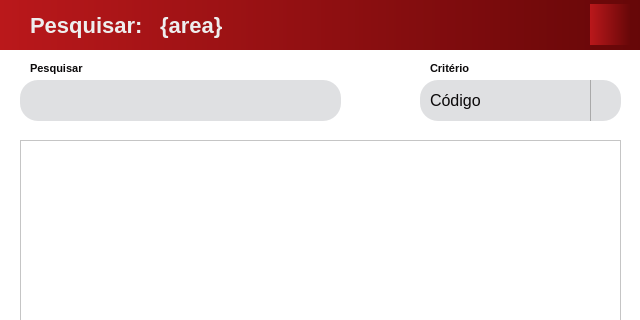
Old version of the form src/qt/ui/search_window.ui in the repository eliezermoraesss/eureka_app_pyqt5_project_v2; both pictures show x 0 to 640 and y 0 to 320 of the 640 by 600 pixel window.
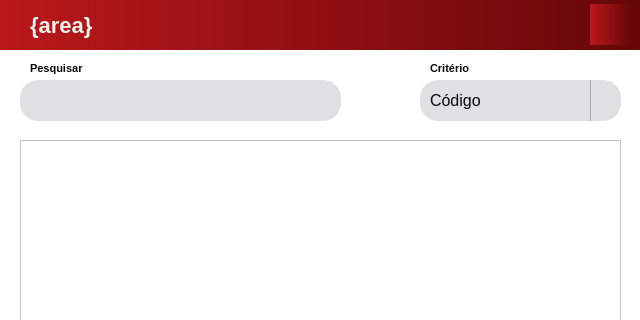
New version of the form. Icons and pictures are not drawn.

Commit message: feat: developed EDIT product window and make several testes to validate

Patch:
```diff
--- a/src/qt/ui/search_window.ui
+++ b/src/qt/ui/search_window.ui
@@ -76,39 +76,10 @@
 background-color: qlineargradient(spread:pad, x1:0, y1:0, x2:1, y2:0, stop:0 rgba(186, 24, 27, 255), stop:1 rgba(102, 7, 8, 255));
 }</string>
    </property>
-   <widget class="QLabel" name="title_label">
-    <property name="geometry">
-     <rect>
-      <x>30</x>
-      <y>0</y>
-      <width>111</width>
-      <height>51</height>
-     </rect>
-    </property>
-    <property name="font">
-     <font>
-      <pointsize>-1</pointsize>
-      <weight>75</weight>
-      <bold>true</bold>
-     </font>
-    </property>
-    <property name="styleSheet">
-     <string notr="true">QLabel {
-	background-color: transparent;
-    color: #EEEEEE;
-    font-size: 22px;
-    font-weight: regular;
-	font-style: &quot;Segoe UI&quot;;
-}</string>
-    </property>
-    <property name="text">
-     <string>Pesquisar:</string>
-    </property>
-   </widget>
    <widget class="QLabel" name="type_label">
     <property name="geometry">
      <rect>
-      <x>160</x>
+      <x>30</x>
       <y>0</y>
       <width>421</width>
       <height>51</height>
```
Left out of the diff: 2 changed lines with no effect on the pictures. The commit also changes 5 other files.
